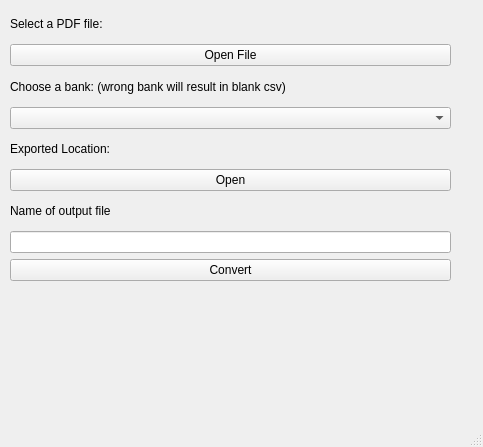
This is gui.ui in Snow-0/statement_converter as Qt 5 draws it before an edit. The edited form follows.
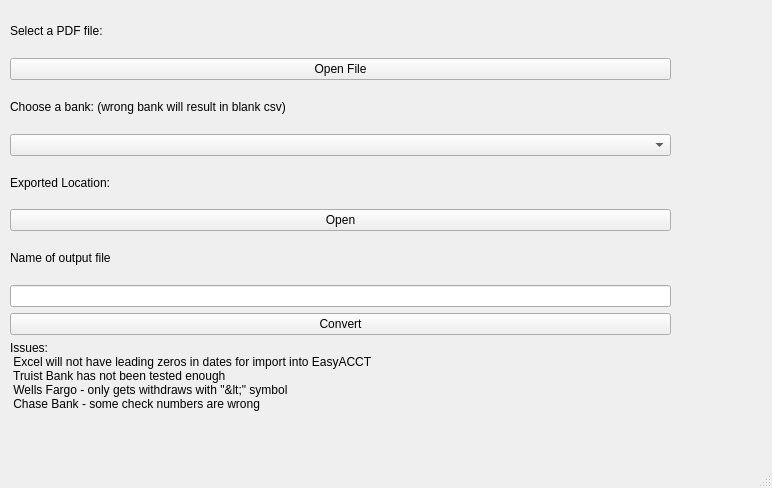
This is the edited form.

What changed in the file:
```diff
--- a/gui.ui
+++ b/gui.ui
@@ -6,8 +6,8 @@
    <rect>
     <x>0</x>
     <y>0</y>
-    <width>483</width>
-    <height>447</height>
+    <width>772</width>
+    <height>488</height>
    </rect>
   </property>
   <property name="windowTitle">
@@ -19,8 +19,8 @@
      <rect>
       <x>10</x>
       <y>10</y>
-      <width>441</width>
-      <height>271</height>
+      <width>661</width>
+      <height>401</height>
      </rect>
     </property>
     <layout class="QVBoxLayout" name="verticalLayout">
@@ -110,6 +110,17 @@
        </property>
       </widget>
      </item>
+     <item>
+      <widget class="QLabel" name="label_3">
+       <property name="text">
+        <string>Issues: 
+ Excel will not have leading zeros in dates for import into EasyACCT
+ Truist Bank has not been tested enough
+ Wells Fargo - only gets withdraws with &quot;&lt;&quot; symbol 
+ Chase Bank - some check numbers are wrong</string>
+       </property>
+      </widget>
+     </item>
     </layout>
    </widget>
   </widget>
```
Left out of the diff: 2 changed lines with no effect on the pictures.
